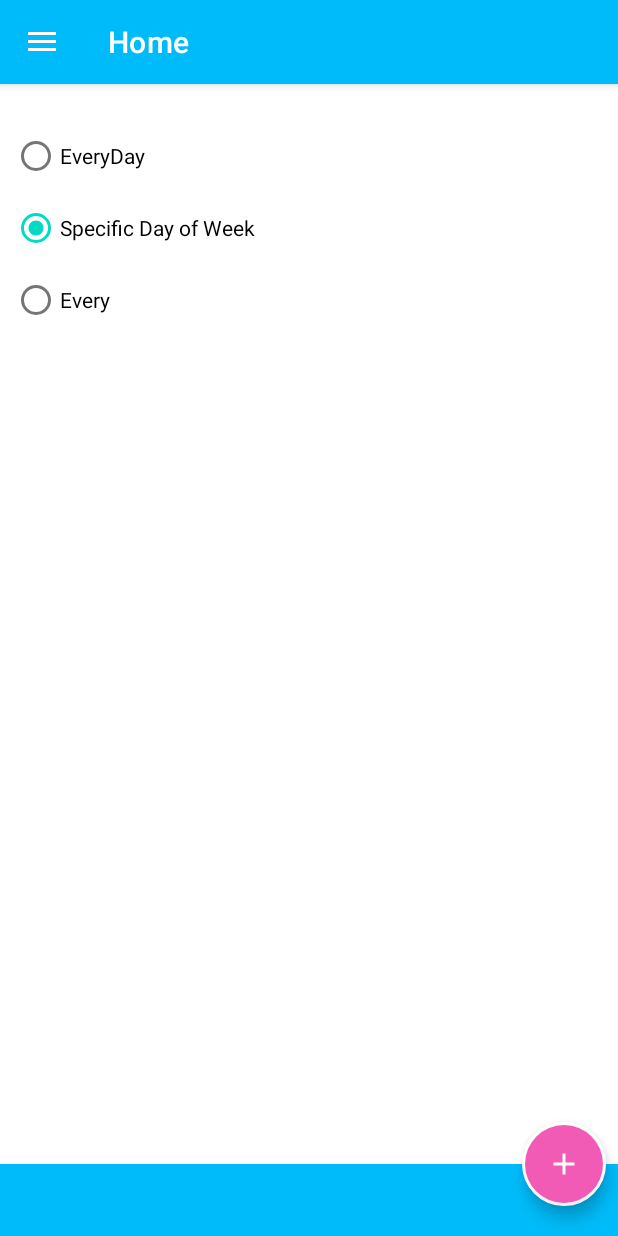
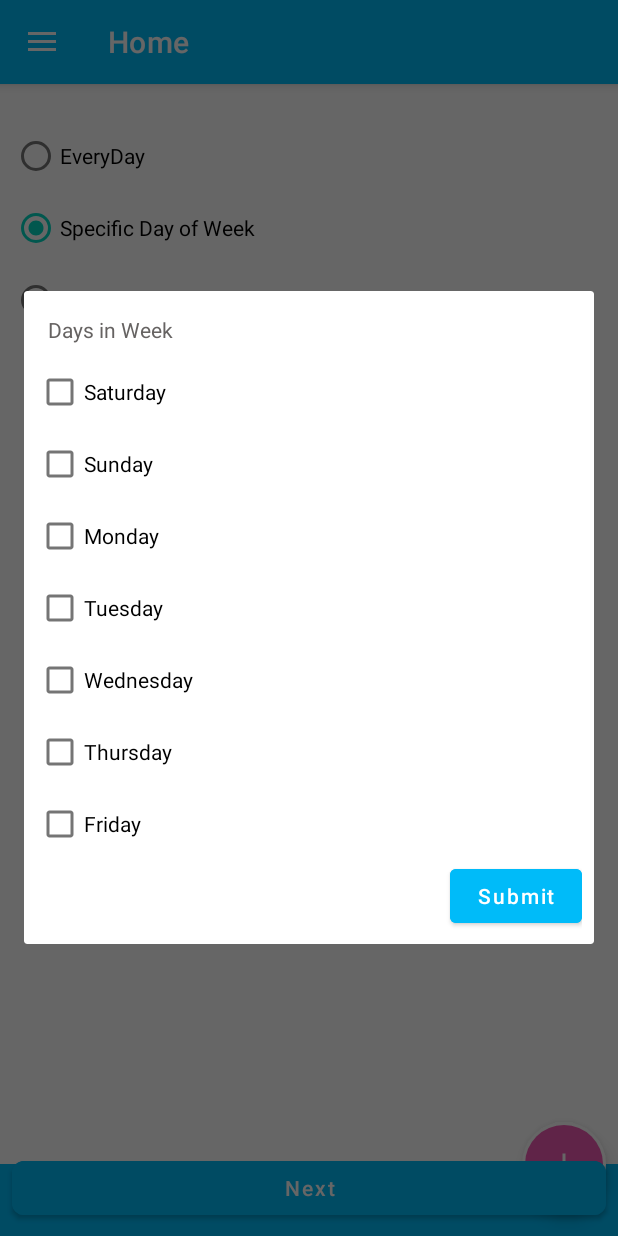
Before and after one commit to Al-AminJoy/PillReminder, an Android app: the fragment ScheduleFragment placed in its activity, after a tap on "Submit", on a phone screen of 412 x 824 dp. Run offline under Robolectric (Android 15) with nearby library versions, the phone set to English and light mode, and no system bars; our stand-ins replace data binding, navigation-ui; 2 statements that could not run were skipped; 3 other taps on this screen came first.

Commit message:
Schedule Added

```diff
--- a/app/src/main/java/com/alamin/pillreminder/model/data/Pill.kt
+++ b/app/src/main/java/com/alamin/pillreminder/model/data/Pill.kt
@@ -17,6 +17,9 @@ data class Pill(
     val pillStartTime: String,
     val isContinuous: Boolean,
     val days: Int,
+    val isEveryDay: Boolean,
+    //val dayList: List<String>,
+    val dayInterval: Int,
     val scheduleHolder: @RawValue ScheduleHolder,
     val pillStock: Double,
     val minimumPillStock: Int
--- a/app/src/main/java/com/alamin/pillreminder/model/local/database/LocalDatabase.kt
+++ b/app/src/main/java/com/alamin/pillreminder/model/local/database/LocalDatabase.kt
@@ -9,7 +9,7 @@ import com.alamin.pillreminder.model.data.Converters
 import com.alamin.pillreminder.model.data.Pill
 import com.alamin.pillreminder.model.local.dao.PillDao
 
-@Database(entities = [Pill::class], version = 3, exportSchema = true)
+@Database(entities = [Pill::class], version = 4, exportSchema = true)
 @TypeConverters(Converters::class)
 abstract class LocalDatabase : RoomDatabase() {
     abstract fun pillDao() : PillDao
--- a/app/src/main/java/com/alamin/pillreminder/view/fragment/ScheduleFragment.kt
+++ b/app/src/main/java/com/alamin/pillreminder/view/fragment/ScheduleFragment.kt
@@ -3,84 +3,108 @@ package com.alamin.pillreminder.view.fragment
 import android.app.Dialog
 import android.content.Context
 import android.os.Bundle
+import android.util.Log
 import android.view.LayoutInflater
 import android.view.View
 import android.view.ViewGroup
 import android.view.Window
 import android.widget.*
 import androidx.fragment.app.Fragment
+import androidx.navigation.fragment.findNavController
 import androidx.navigation.fragment.navArgs
 import com.alamin.pillreminder.R
 import com.alamin.pillreminder.databinding.FragmentScheduleBinding
 import com.alamin.pillreminder.databinding.NumberPickerLayoutBinding
 import com.alamin.pillreminder.databinding.SpecificDayLayoutBinding
+import com.alamin.pillreminder.model.data.Schedule
 import com.alamin.pillreminder.utils.DataUtils
+import kotlinx.android.synthetic.main.fragment_schedule.*
+import kotlinx.android.synthetic.main.fragment_schedule.view.*
 
 
 private const val TAG = "ScheduleFragment"
 class ScheduleFragment : Fragment() {
     private lateinit var binding: FragmentScheduleBinding
     private val arg by navArgs<ScheduleFragmentArgs>()
-    private var dayList : ArrayList<String> = arrayListOf()
+    private lateinit var dayList : ArrayList<String>
+    private lateinit var views: ArrayList<View>
+    private lateinit var scheduleList: ArrayList<Schedule>
+    private var isEveryDay: Boolean = true
+
     override fun onCreateView(
         inflater: LayoutInflater, container: ViewGroup?,
         savedInstanceState: Bundle?
     ): View? {
         binding = FragmentScheduleBinding.inflate(layoutInflater)
         binding.isEvery = false
-
+        dayList = arrayListOf()
+        scheduleList = arrayListOf()
+        showInfo()
 
         binding.setOnEveryDayClick {
-            Toast.makeText(requireContext(), "EveryDay", Toast.LENGTH_SHORT).show()
+            binding.isEvery = false
+            isEveryDay = true
+            dayList.clear()
+            txtDays.text = ""
         }
         binding.setOnSpecificDayClick {
+            dayList.clear()
+            txtDays.text = ""
             binding.isEvery = false
+            isEveryDay = false
             val dialog = Dialog(requireContext())
             val dialogBinding = SpecificDayLayoutBinding.inflate(LayoutInflater.from(requireContext()))
             dialogBinding.setOnSubmit {
                 if (dialogBinding.checkSaturday.isChecked){
                     dayList.add("Saturday")
                 }else{
-                    dayList.remove("Saturday");
+                    dayList.remove("Saturday")
                 }
 
                 if (dialogBinding.checkSunday.isChecked){
                 dayList.add("Sunday")
                 }else{
-                    dayList.remove("Sunday");
+                    dayList.remove("Sunday")
                 }
 
                 if (dialogBinding.checkMonday.isChecked){
                     dayList.add("Monday")
                 }else{
-                    dayList.remove("Monday");
+                    dayList.remove("Monday")
                 }
 
                 if (dialogBinding.checkTuesday.isChecked){
                     dayList.add("Tuesday")
                 }else{
-                    dayList.remove("Tuesday");
+                    dayList.remove("Tuesday")
                 }
 
                 if (dialogBinding.checkWednesday.isChecked){
                     dayList.add("Wednesday")
                 }else{
-                    dayList.remove("Wednesday");
+                    dayList.remove("Wednesday")
                 }
 
-                if (dialogBinding.checkTuesday.isChecked){
+                if (dialogBinding.checkThursday.isChecked){
                     dayList.add("Thursday")
                 }else{
-                    dayList.remove("Thursday");
+                    dayList.remove("Thursday")
                 }
 
                 if (dialogBinding.checkFriday.isChecked){
                     dayList.add("Friday")
                 }else{
-                    dayList.remove("Friday");
+                    dayList.remove("Friday")
                 }
-                dialog.dismiss();
-
+                if (dayList.size == 0){
+                    Toast.makeText(
+                        requireContext(),
+                        "Please Select At Least One Day",
+                        Toast.LENGTH_SHORT
+                    ).show()
+                    return@setOnSubmit
+                }
+                dialog.dismiss()
             }
             dialog.setContentView(dialogBinding.root)
             dialog.setCancelable(false)
@@ -90,6 +114,8 @@ class ScheduleFragment : Fragment() {
 
         }
         binding.setOnEveryClick {
+            isEveryDay = false
+            dayList.clear()
             val alertDialog = Dialog(requireContext())
             val dialogBinding = NumberPickerLayoutBinding.inflate(LayoutInflater.from(requireContext()))
             dialogBinding.numberPicker.minValue = 2
@@ -97,12 +123,12 @@ class ScheduleFragment : Fragment() {
             dialogBinding.setOnNumberChange { numberPicker, oldValue, newValue ->
                 run {
                     binding.txtDays.text = "$newValue Day's"
-                    binding.isEvery = true;
+                    binding.isEvery = true
                 }
             }
             dialogBinding.setOnNumberSubmit {
                 binding.txtDays.text = "${dialogBinding.numberPicker.value} Day's"
-                binding.isEvery = true;
+                binding.isEvery = true
                 alertDialog.dismiss()
 
             }
@@ -113,7 +139,44 @@ class ScheduleFragment : Fragment() {
             window?.setLayout(ViewGroup.LayoutParams.MATCH_PARENT, ViewGroup.LayoutParams.WRAP_CONTENT)
         }
 
-        showInfo()
+
+        binding.setOnNext {
+            scheduleList.clear()
+            for (item in views){
+                val txtTime: AutoCompleteTextView = item.findViewById(R.id.txtTime)
+                val txtDosage: AutoCompleteTextView = item.findViewById(R.id.txtDosages)
+                txtTime.error = null
+                txtDosage.error = null
+
+                val time = txtTime.text.toString()
+                val dose = txtDosage.text.toString()
+                if (time.isEmpty()){
+                    txtTime.error = "Select Time"
+                    txtTime.focusable
+                    scheduleList.clear()
+                    return@setOnNext
+                }
+                if (dose.isEmpty()){
+                    txtDosage.error = "Select Dose"
+                    txtDosage.focusable
+                    scheduleList.clear()
+                    return@setOnNext
+                }
+                scheduleList.add(Schedule(time,dose.toDouble()))
+            }
+            Log.d(TAG, "onCreateView: ${scheduleList.size} $scheduleList")
+            Log.d(TAG, "onCreateView:  $dayList")
+            val action = ScheduleFragmentDirections.actionScheduleFragmentToPillStockFragment(arg.name,
+                arg.unit,
+                arg.days,
+                arg.continuous,
+                arg.startDay,
+            scheduleList.toTypedArray(),
+            isEveryDay,
+            dayList.toTypedArray(),
+            binding.txtDays.text.toString())
+            findNavController().navigate(action)
+        }
 
         return binding.root
     }
@@ -122,7 +185,7 @@ class ScheduleFragment : Fragment() {
     private fun showInfo(){
         val layoutInflater: LayoutInflater= requireContext().applicationContext.getSystemService(Context.LAYOUT_INFLATER_SERVICE) as LayoutInflater
 
-        var views = ArrayList<View>()
+         views = arrayListOf()
 
         for (item in 0 until arg.frequency.toInt()){
            val view: View = layoutInflater.inflate(R.layout.frequency_item, null)
--- a/app/src/main/res/layout/fragment_schedule.xml
+++ b/app/src/main/res/layout/fragment_schedule.xml
@@ -1,6 +1,7 @@
 <?xml version="1.0" encoding="utf-8"?>
 <layout xmlns:android="http://schemas.android.com/apk/res/android"
-    xmlns:tools="http://schemas.android.com/tools">
+    xmlns:tools="http://schemas.android.com/tools"
+    xmlns:app="http://schemas.android.com/apk/res-auto">
 
     <data>
 
@@ -19,11 +20,21 @@
         <variable
             name="isEvery"
             type="Boolean" />
+        <variable
+            name="onNext"
+            type="OnClickListener" />
     </data>
 
+    <androidx.constraintlayout.widget.ConstraintLayout
+        android:layout_width="match_parent"
+        android:layout_height="match_parent">
         <ScrollView
             android:layout_width="match_parent"
-        android:layout_height="match_parent"
+            android:layout_height="0dp"
+            app:layout_constraintStart_toStartOf="parent"
+            app:layout_constraintEnd_toEndOf="parent"
+            app:layout_constraintTop_toTopOf="parent"
+            app:layout_constraintBottom_toTopOf="@id/btnNext"
             tools:context=".view.fragment.ScheduleFragment">
 
             <LinearLayout
@@ -45,7 +56,6 @@
                     android:orientation="vertical"
                     android:padding="@dimen/app_margin">
 
-
                     <RadioGroup
                         android:id="@+id/radioGroupDays"
                         android:layout_width="wrap_content"
@@ -56,6 +66,7 @@
                             android:onClick="@{onEveryDayClick}"
                             android:layout_width="wrap_content"
                             android:layout_height="wrap_content"
+                            android:checked="true"
                             android:text="EveryDay"/>
                         <RadioButton
                             android:id="@+id/btnSpecificDay"
@@ -83,7 +94,25 @@
 
                 </LinearLayout>
 
+
             </LinearLayout>
 
         </ScrollView>
+
+        <com.google.android.material.button.MaterialButton
+            android:id="@+id/btnNext"
+            android:layout_width="match_parent"
+            android:layout_height="wrap_content"
+            android:layout_margin="@dimen/app_margin"
+            app:layout_constraintStart_toStartOf="parent"
+            app:layout_constraintEnd_toEndOf="parent"
+            app:layout_constraintBottom_toBottomOf="parent"
+            android:text="Next"
+            android:textAllCaps="false"
+            android:backgroundTint="@color/theme_color"
+            app:cornerRadius="@dimen/app_margin"
+            android:onClick="@{onNext}"/>
+
+    </androidx.constraintlayout.widget.ConstraintLayout>
+
 </layout>
--- a/app/src/main/res/navigation/nav_graph.xml
+++ b/app/src/main/res/navigation/nav_graph.xml
@@ -63,6 +63,9 @@
         <argument android:name="continuous"
             app:argType="boolean"/>
 
+        <argument android:name="startDay"
+            app:argType="string"/>
+
         <action
             android:id="@+id/action_scheduleFragment_to_pillStockFragment"
             app:destination="@id/pillStockFragment" />
@@ -76,11 +79,42 @@
         android:name="com.alamin.pillreminder.view.fragment.PillStockFragment"
         android:label="Stock"
         tools:layout="@layout/fragment_pill_stock" >
+        <argument android:name="name"
+            app:argType="string" />
+
+        <argument android:name="unit"
+            app:argType="string"/>
+
+        <argument android:name="days"
+            app:argType="integer" />
+
+        <argument android:name="continuous"
+            app:argType="boolean"/>
+
+        <argument android:name="startDay"
+            app:argType="string"/>
+
         <action
             android:id="@+id/action_pillStockFragment_to_scheduleFragment"
             app:destination="@id/scheduleFragment" />
         <action
             android:id="@+id/action_pillStockFragment_to_homeFragment"
             app:destination="@id/homeFragment" />
+
+        <argument
+            android:name="scheduleList"
+            app:argType="com.alamin.pillreminder.model.data.Schedule[]" />
+
+        <argument
+            android:name="isEveryDay"
+            app:argType="boolean" />
+
+        <argument
+            android:name="dayList"
+            app:argType="string[]" />
+        <argument
+            android:name="dayFrequency"
+            app:argType="string" />
+
     </fragment>
 </navigation>
```
Also changed, not shown: app/src/main/java/com/alamin/pillreminder/model/data/Schedule.kt (+4 -5 lines), app/src/main/java/com/alamin/pillreminder/view/dialog/PillNameDialogFragment.kt (+13 -10 lines), app/src/main/java/com/alamin/pillreminder/view/fragment/PillStockFragment.kt (+5 -2 lines). Lines whose indentation alone changed are shown as unchanged.
